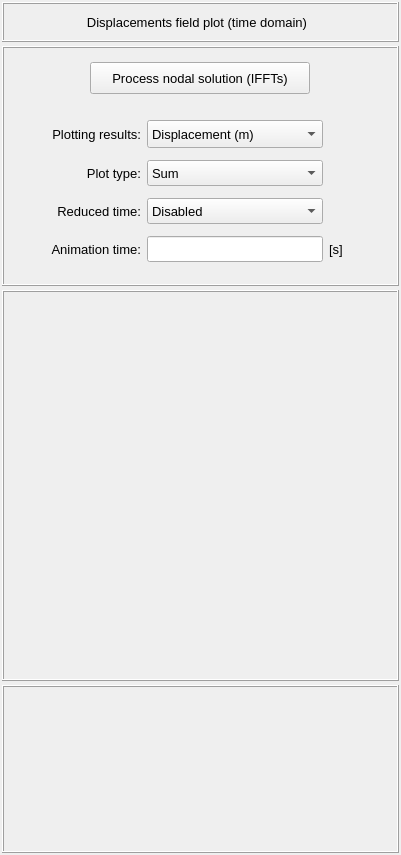
This is vibra/interface/data/ui_files/plots/structural/structural_nodal_solution_3d_plot_time_inputs.ui in MOPT-UFSC/VIBRA as Qt 5 draws it before an edit. The edited form follows.
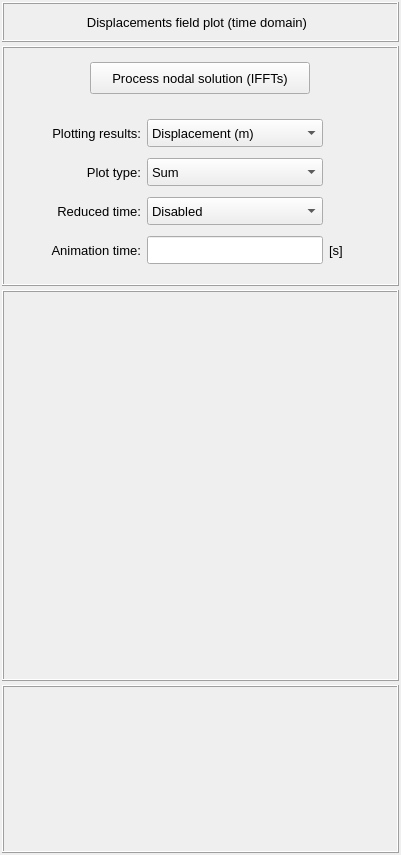
This is the edited form.

Diff of the .ui file:
```diff
--- a/vibra/interface/data/ui_files/plots/structural/structural_nodal_solution_3d_plot_time_inputs.ui
+++ b/vibra/interface/data/ui_files/plots/structural/structural_nodal_solution_3d_plot_time_inputs.ui
@@ -221,13 +221,13 @@
                <property name="minimumSize">
                 <size>
                  <width>110</width>
-                 <height>26</height>
+                 <height>28</height>
                 </size>
                </property>
                <property name="maximumSize">
                 <size>
                  <width>110</width>
-                 <height>26</height>
+                 <height>28</height>
                 </size>
                </property>
                <property name="font">
@@ -344,13 +344,13 @@
                <property name="minimumSize">
                 <size>
                  <width>176</width>
-                 <height>26</height>
+                 <height>28</height>
                 </size>
                </property>
                <property name="maximumSize">
                 <size>
                  <width>200</width>
-                 <height>26</height>
+                 <height>28</height>
                 </size>
                </property>
                <property name="font">
@@ -380,13 +380,13 @@
                <property name="minimumSize">
                 <size>
                  <width>110</width>
-                 <height>26</height>
+                 <height>28</height>
                 </size>
                </property>
                <property name="maximumSize">
                 <size>
                  <width>110</width>
-                 <height>26</height>
+                 <height>28</height>
                 </size>
                </property>
                <property name="font">
@@ -407,13 +407,13 @@
                <property name="minimumSize">
                 <size>
                  <width>110</width>
-                 <height>26</height>
+                 <height>28</height>
                 </size>
                </property>
                <property name="maximumSize">
                 <size>
                  <width>110</width>
-                 <height>26</height>
+                 <height>28</height>
                 </size>
                </property>
                <property name="font">
@@ -447,13 +447,13 @@
                <property name="minimumSize">
                 <size>
                  <width>0</width>
-                 <height>26</height>
+                 <height>28</height>
                 </size>
                </property>
                <property name="maximumSize">
                 <size>
                  <width>16777215</width>
-                 <height>26</height>
+                 <height>28</height>
                 </size>
                </property>
                <property name="font">
@@ -468,13 +468,13 @@
                <property name="minimumSize">
                 <size>
                  <width>176</width>
-                 <height>26</height>
+                 <height>28</height>
                 </size>
                </property>
                <property name="maximumSize">
                 <size>
                  <width>200</width>
-                 <height>26</height>
+                 <height>28</height>
                 </size>
                </property>
                <property name="font">
```
